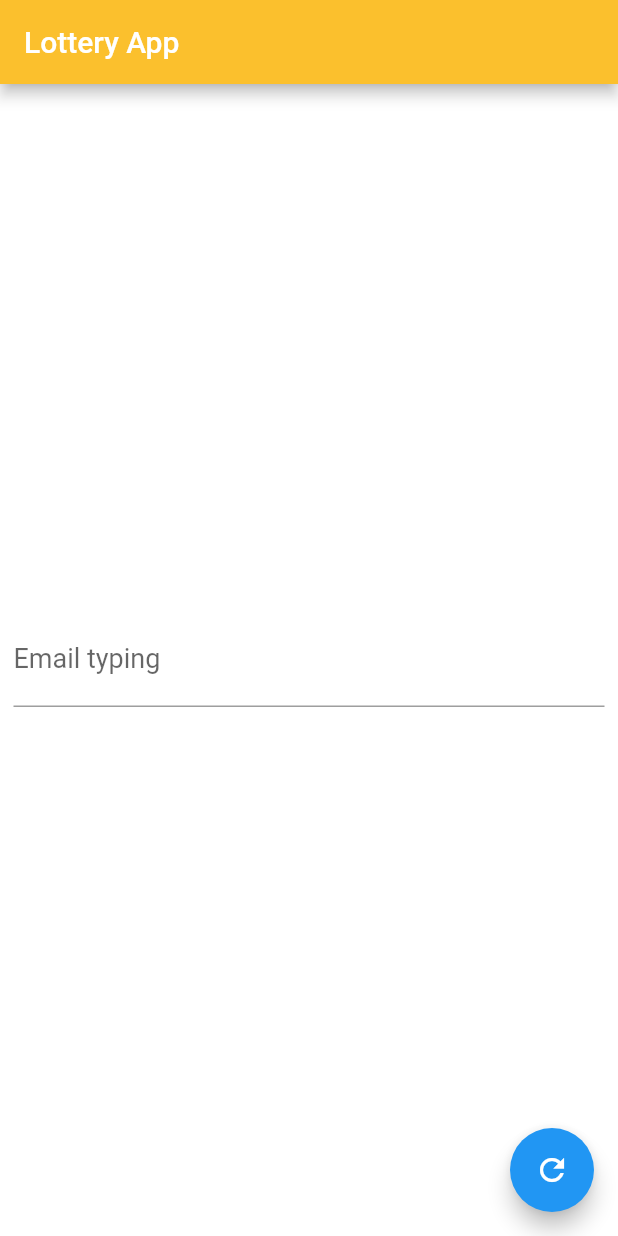
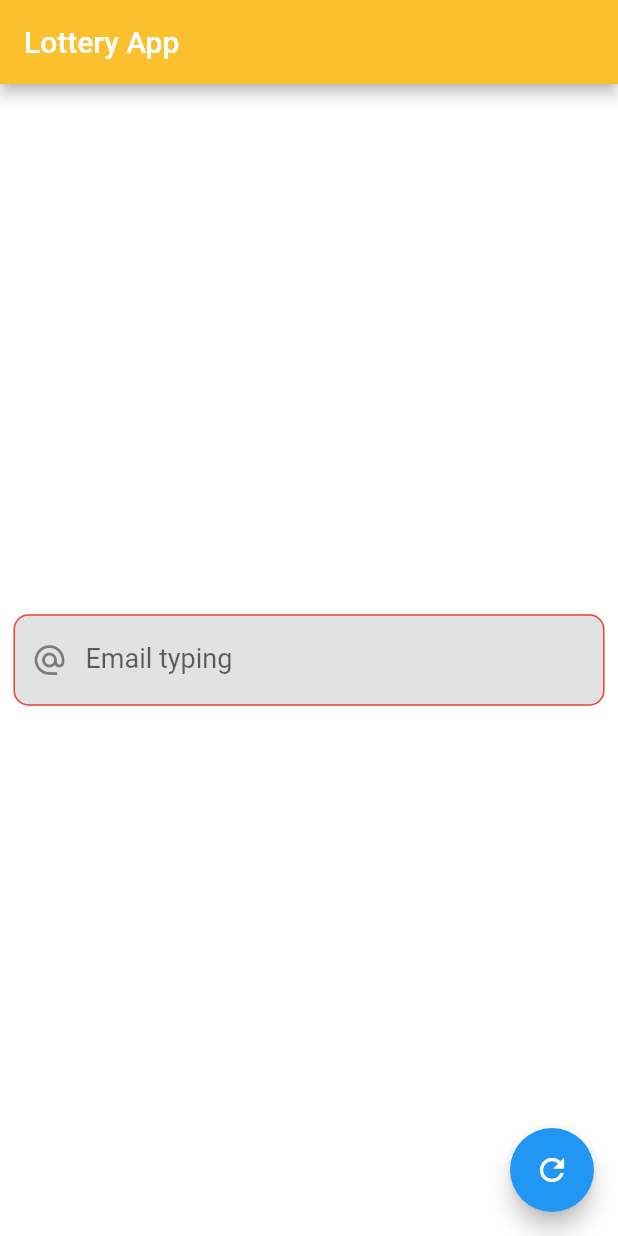
Before and after one commit to unza730/flutter-bootcamp, a Flutter app: the screen it shows after launch, on a phone screen of 412 x 824 dp. Run offline on Flutter 3.47's test engine with Material 2 defaults, Android fonts, the phone set to English and light mode, and no system bars.

Commit message:
last update

```diff
--- a/lib/main.dart
+++ b/lib/main.dart
@@ -31,11 +31,21 @@ class _MyWidgetState extends State<MyWidget> {
                 child: TextFormField(
                   // keyboardType: TextInputType.phone,
                   keyboardType: TextInputType.emailAddress,
+                  cursorColor: Colors.black,
+                  enabled: true,
                   style: TextStyle(fontSize: 18, color: Colors.black),
                   decoration: InputDecoration(
+                      filled: true,
+                      prefixIcon: Icon(Icons.alternate_email),
+                      fillColor: Colors.grey.withOpacity(0.3),
                       hintText: 'Email',
                       labelText: 'Email typing',
-                      hintStyle: TextStyle(fontSize: 14, color: Colors.red)),
+                      hintStyle: TextStyle(fontSize: 14, color: Colors.red),
+                      enabledBorder: OutlineInputBorder(
+                          borderSide: BorderSide(color: Colors.red, width: 1),
+                          borderRadius: BorderRadius.circular(10))),
+
+                  onChanged: (value) => {print(value)},
                 ),
               )
             ],
```
